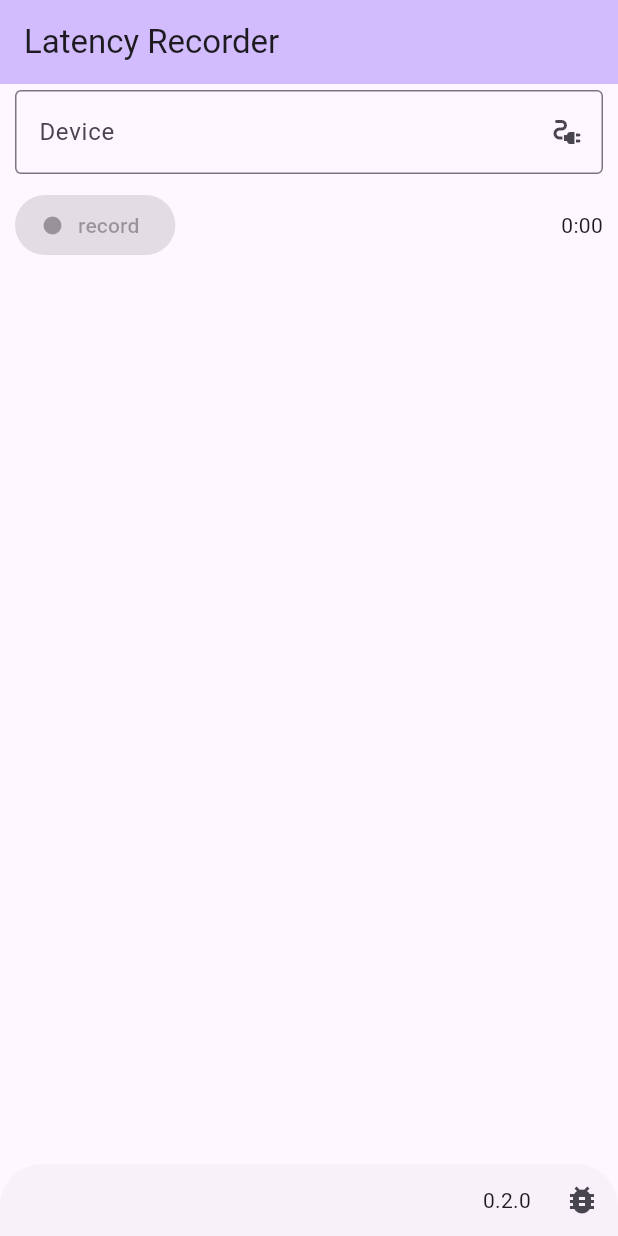
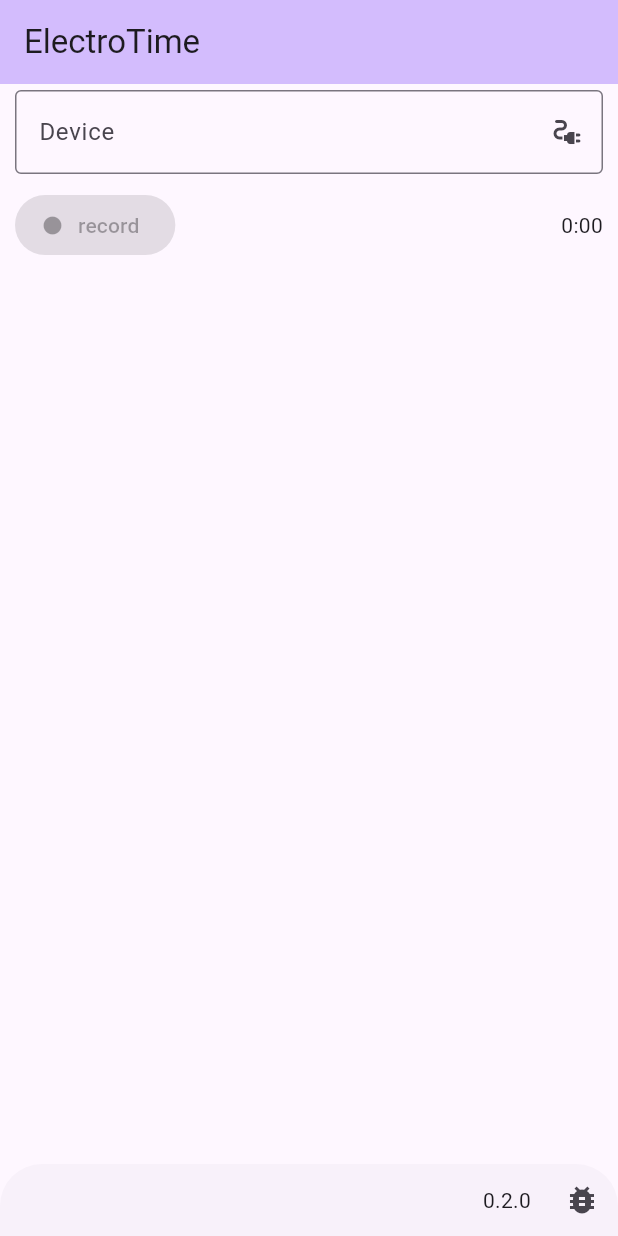
Before and after one commit to JasperVanDenBosch/electrotime, a Flutter app: the screen it shows after launch, on a phone screen of 412 x 824 dp. Run offline on Flutter 3.47's test engine with Material 3 defaults, Android fonts, the phone set to English and light mode, and no system bars; our stand-ins replace package_info_plus; missing offline and left inert: flutter_libserialport; project files that could hold a hidden picture were left out.

Commit message:
logo and rename

```diff
--- a/gui/lib/home.dart
+++ b/gui/lib/home.dart
@@ -11,7 +11,7 @@ import 'package:latrec/recordbutton.dart';
 class HomePage extends StatefulWidget {
   const HomePage({super.key});
 
-  static const title = 'Latency Recorder';
+  static const title = 'ElectroTime';
 
   @override
   State<HomePage> createState() => _HomePageState();
```
Also changed, not shown: gui/logo.svg (added).
